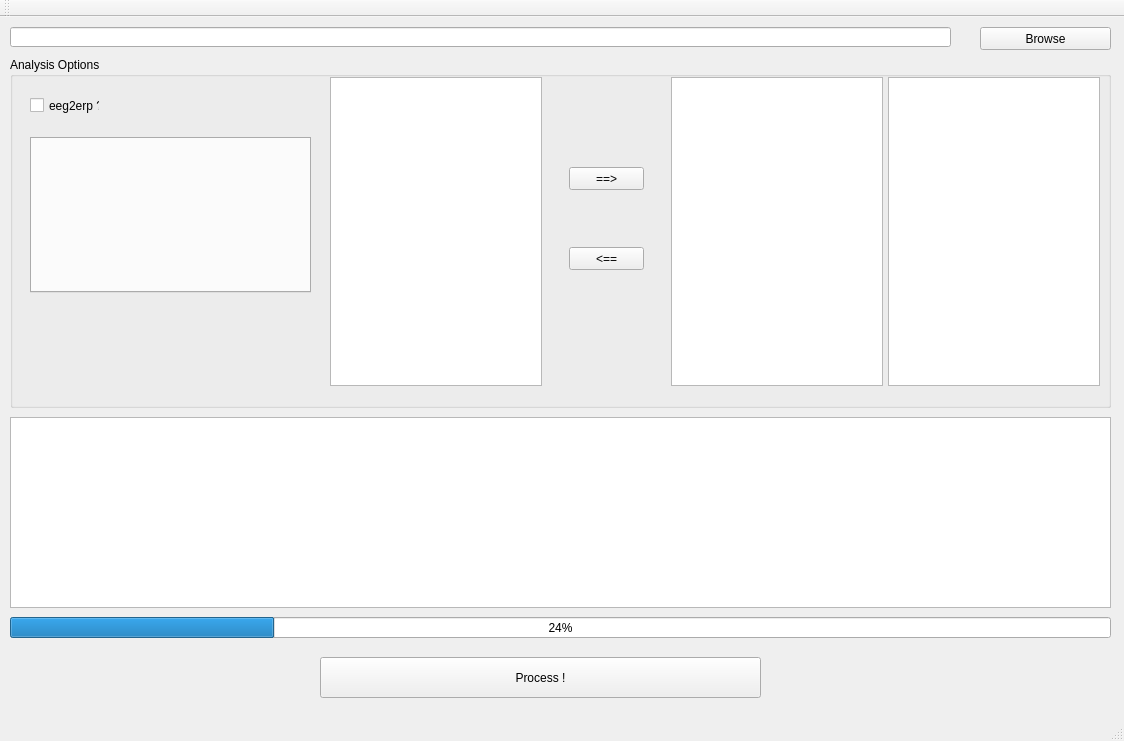
CRNL-Eduwell/Localizer, file LocaGUI/locagui.ui: the form before one commit.
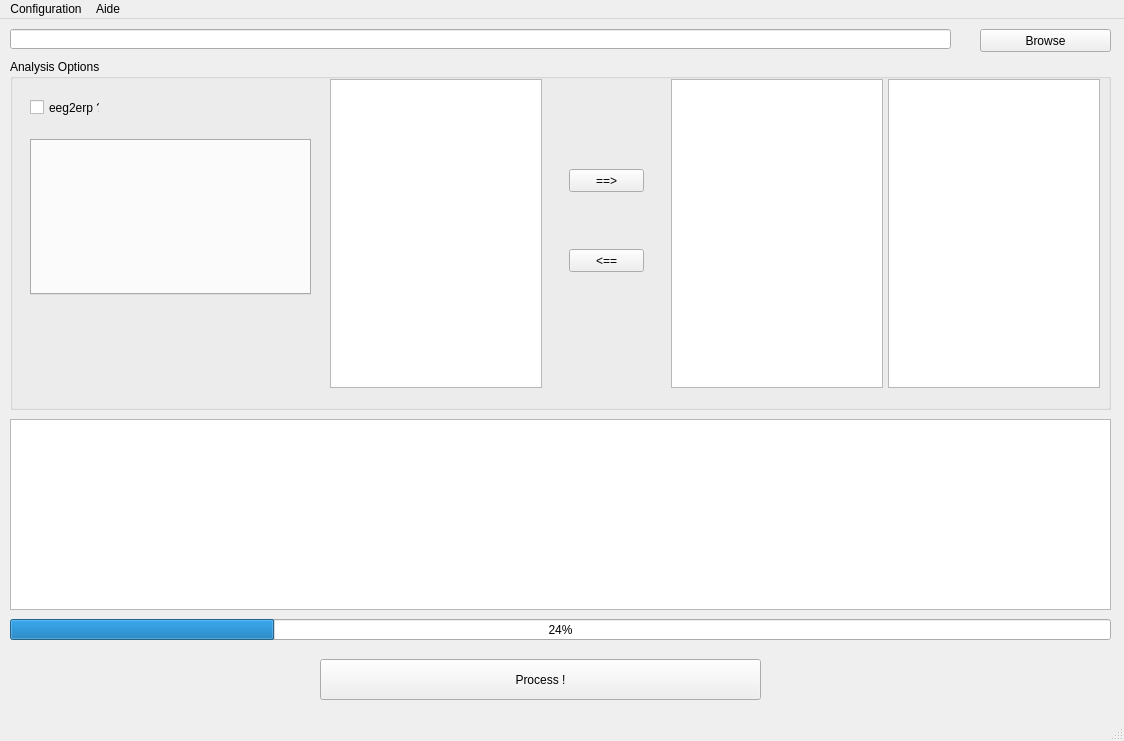
The form after the commit.

Commit message: Début du menu pour GUI calcul des p_value et FDR en fonction

Patch:
```diff
--- a/LocaGUI/locagui.ui
+++ b/LocaGUI/locagui.ui
@@ -220,14 +220,20 @@
      <height>21</height>
     </rect>
    </property>
-  </widget>
-  <widget class="QToolBar" name="mainToolBar">
-   <attribute name="toolBarArea">
-    <enum>TopToolBarArea</enum>
-   </attribute>
-   <attribute name="toolBarBreak">
-    <bool>false</bool>
-   </attribute>
+   <widget class="QMenu" name="menuConfiguration">
+    <property name="title">
+     <string>Configuration</string>
+    </property>
+    <addaction name="actionOptions"/>
+   </widget>
+   <widget class="QMenu" name="menuAide">
+    <property name="title">
+     <string>Aide</string>
+    </property>
+    <addaction name="actionAProposdeLocalizer"/>
+   </widget>
+   <addaction name="menuConfiguration"/>
+   <addaction name="menuAide"/>
   </widget>
   <widget class="QStatusBar" name="statusBar"/>
  </widget>
```
Left out of the diff: 10 changed lines with no effect on the pictures. The commit also changes 4 other files.
